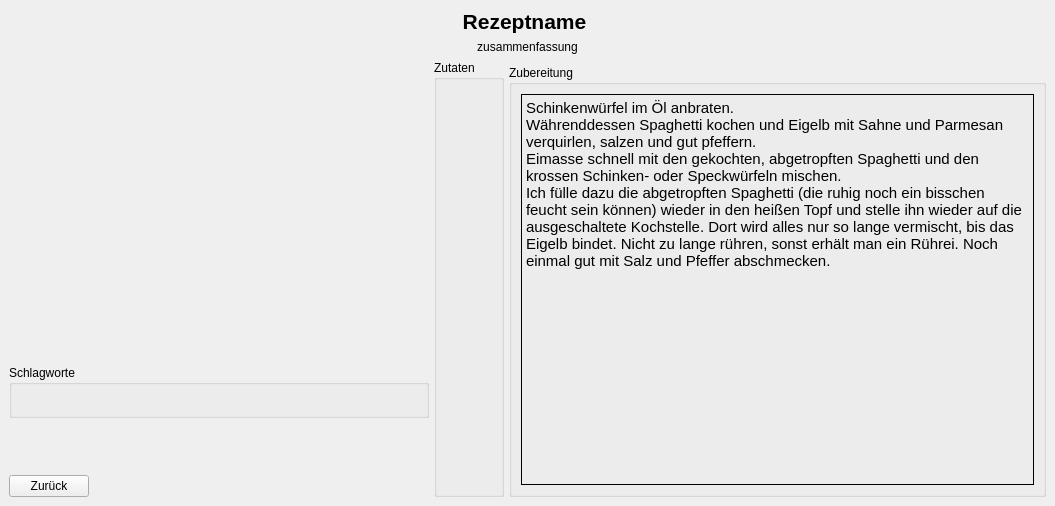
Old version of the form frontend/RecipeWidget.ui in the repository Indidev/headcooker.
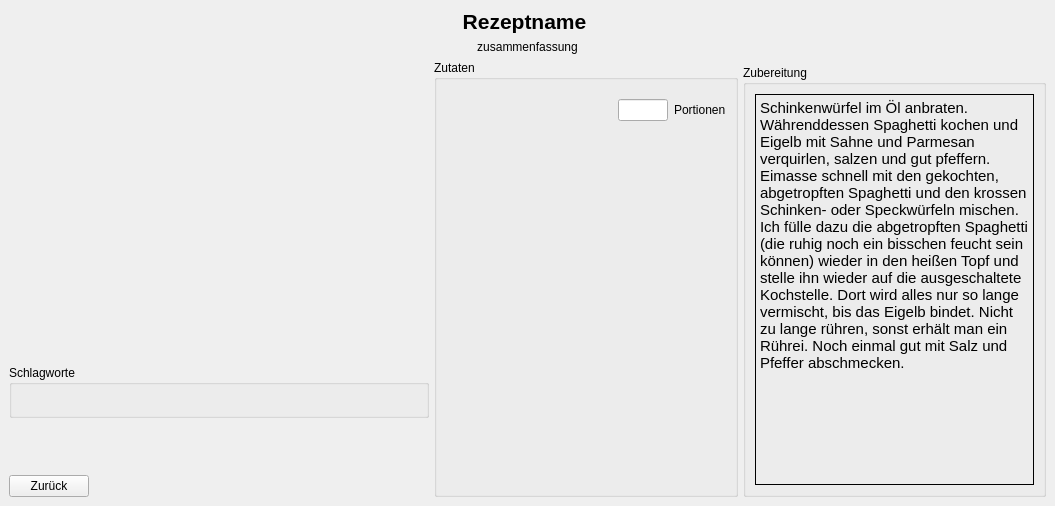
New version of the form.

Commit message: added variation of servings.

The edit to the form file:
```diff
--- a/frontend/RecipeWidget.ui
+++ b/frontend/RecipeWidget.ui
@@ -235,6 +235,46 @@
              <item>
               <layout class="QVBoxLayout" name="ingredientsLayout"/>
              </item>
+             <item>
+              <layout class="QHBoxLayout" name="horizontalLayout_3">
+               <property name="topMargin">
+                <number>10</number>
+               </property>
+               <item>
+                <spacer name="horizontalSpacer">
+                 <property name="orientation">
+                  <enum>Qt::Horizontal</enum>
+                 </property>
+                 <property name="sizeHint" stdset="0">
+                  <size>
+                   <width>40</width>
+                   <height>20</height>
+                  </size>
+                 </property>
+                </spacer>
+               </item>
+               <item>
+                <widget class="QLineEdit" name="servingsEdit">
+                 <property name="maximumSize">
+                  <size>
+                   <width>50</width>
+                   <height>16777215</height>
+                  </size>
+                 </property>
+                 <property name="alignment">
+                  <set>Qt::AlignRight|Qt::AlignTrailing|Qt::AlignVCenter</set>
+                 </property>
+                </widget>
+               </item>
+               <item>
+                <widget class="QLabel" name="servingsText">
+                 <property name="text">
+                  <string>Portionen</string>
+                 </property>
+                </widget>
+               </item>
+              </layout>
+             </item>
              <item>
               <spacer name="verticalSpacer_2">
                <property name="orientation">
```
The commit also changes 6 other files.
